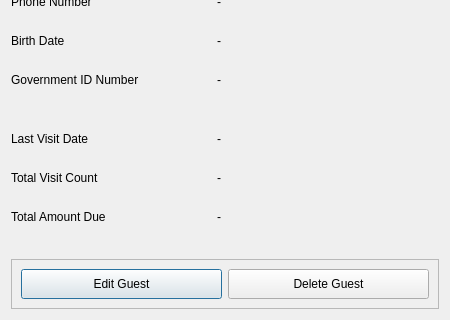
Before: the Qt Designer form ui_files/guest_info_dialog.ui in xbryan25/hotel-management-system, drawn with Qt 5; both pictures show x 0 to 450 and y 280 to 600 of the 450 by 600 pixel window.
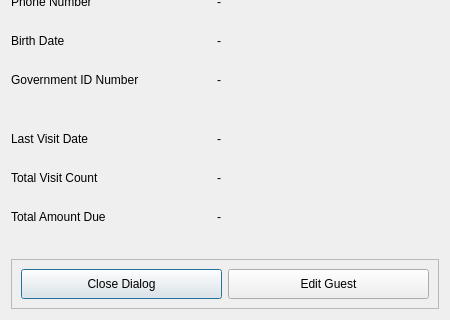
After: the same form once the commit is applied.

Commit message: fix(guest_info_dialog): reconfigured signals and slots

Diff of the .ui file:
```diff
--- a/ui_files/guest_info_dialog.ui
+++ b/ui_files/guest_info_dialog.ui
@@ -47,7 +47,7 @@
          <cursorShape>PointingHandCursor</cursorShape>
         </property>
         <property name="text">
-         <string>Edit Guest</string>
+         <string>Close Dialog</string>
         </property>
        </widget>
       </item>
@@ -63,7 +63,7 @@
          <cursorShape>PointingHandCursor</cursorShape>
         </property>
         <property name="text">
-         <string>Delete Guest</string>
+         <string>Edit Guest</string>
         </property>
        </widget>
       </item>
```
The commit also changes 4 other files.
